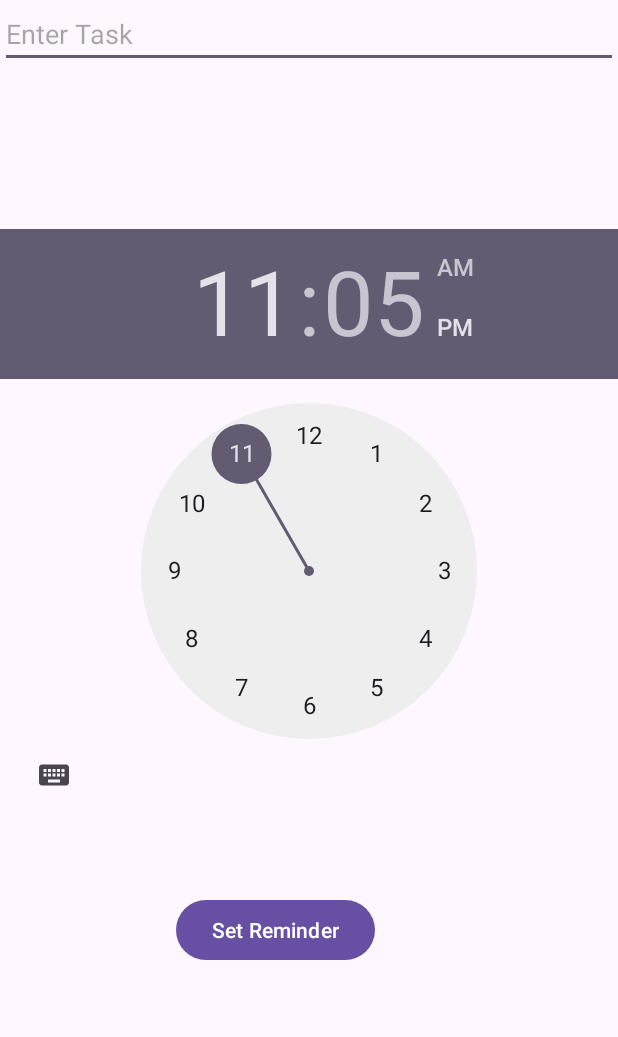
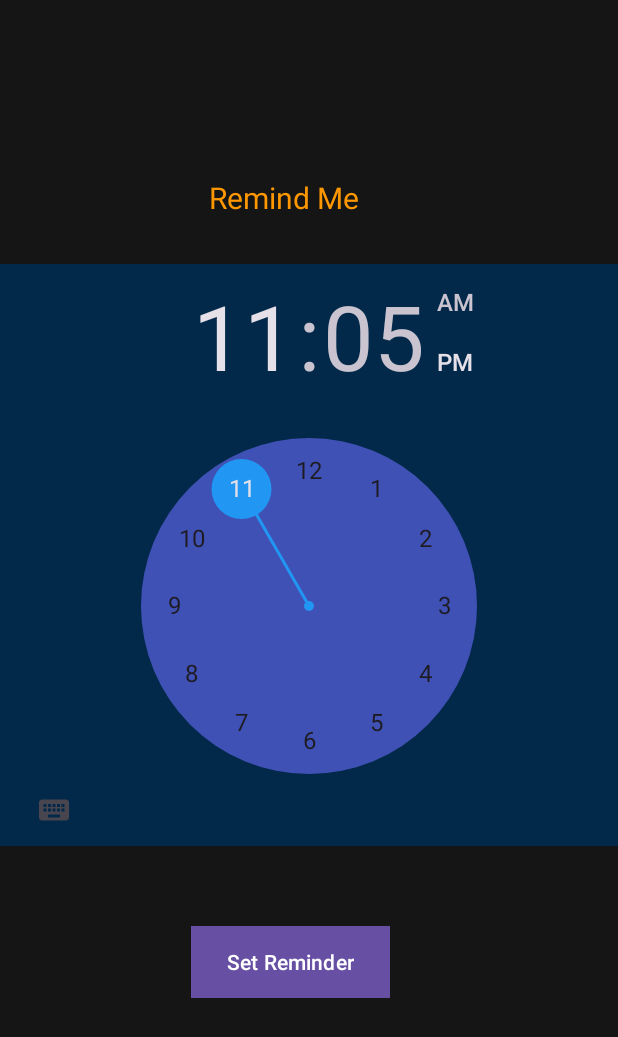
Before and after one commit to chesh-ire/Remind-Me, an Android app: the screen it shows after launch (MainActivity), on a phone screen of 412 x 824 dp. Shown: the top 1037 px of the screen. Run offline under Robolectric (Android 15) with nearby library versions, the phone set to English and light mode, and no system bars.

Commit message:
interfaces updated

```diff
--- a/app/build.gradle.kts
+++ b/app/build.gradle.kts
@@ -41,6 +41,7 @@ dependencies {
     implementation("androidx.appcompat:appcompat:1.6.1")
     implementation("com.google.android.material:material:1.10.0")
     implementation("androidx.constraintlayout:constraintlayout:2.1.4")
+    implementation("androidx.recyclerview:recyclerview:1.3.2")
     testImplementation("junit:junit:4.13.2")
     androidTestImplementation("androidx.test.ext:junit:1.1.5")
     androidTestImplementation("androidx.test.espresso:espresso-core:3.5.1")
--- a/app/src/main/java/com/example/reminder/MainActivity.kt
+++ b/app/src/main/java/com/example/reminder/MainActivity.kt
@@ -13,6 +13,8 @@ import androidx.appcompat.app.AppCompatActivity
 import java.util.*
 
 class MainActivity : AppCompatActivity() {
+
+
 
     override fun onCreate(savedInstanceState: Bundle?) {
         super.onCreate(savedInstanceState)
--- a/app/src/main/res/layout/activity_main.xml
+++ b/app/src/main/res/layout/activity_main.xml
@@ -9,20 +9,31 @@
     <RelativeLayout
         android:layout_width="match_parent"
         android:layout_height="match_parent"
-        tools:context=".MainActivity">
+        android:background="#151515"
+        tools:context=".MainActivity"
+        tools:layout_editor_absoluteX="0dp"
+        tools:layout_editor_absoluteY="199dp">
 
         <EditText
             android:id="@+id/editTextTask"
             android:layout_width="match_parent"
-            android:layout_height="wrap_content"
+            android:layout_height="45dp"
+            android:layout_alignParentBottom="true"
+            android:layout_marginBottom="579dp"
+            android:background="#1A67A5"
             android:hint="Enter Task" />
 
         <TimePicker
             android:id="@+id/timePicker"
             android:layout_width="wrap_content"
             android:layout_height="wrap_content"
-            android:layout_below="@id/editTextTask"
-            android:layout_marginTop="107dp" />
+            android:layout_alignParentTop="true"
+            android:layout_marginTop="176dp"
+            android:amPmTextColor="#03A9F4"
+            android:background="#022949"
+            android:headerBackground="#022949"
+            android:numbersBackgroundColor="#3F51B5"
+            android:numbersSelectorColor="#2196F3" />
 
         <Button
             android:id="@+id/buttonSetReminder"
@@ -30,9 +41,29 @@
             android:layout_height="wrap_content"
             android:layout_below="@id/timePicker"
             android:layout_alignParentEnd="true"
-            android:layout_marginTop="55dp"
-            android:layout_marginEnd="162dp"
-            android:text="Set Reminder" />
+            android:layout_marginTop="53dp"
+            android:layout_marginEnd="152dp"
+
+            android:background="#FFC107"
+            android:text="Set Reminder"
+            android:textColorHighlight="#FFC107"
+            android:textColorLink="#FF9800"
+            app:strokeColor="#FFC107" />
+
+        <TextView
+            android:id="@+id/textView"
+            android:layout_width="103dp"
+            android:layout_height="42dp"
+            android:layout_alignParentEnd="true"
+            android:layout_alignParentBottom="true"
+            android:layout_marginEnd="169dp"
+            android:layout_marginBottom="664dp"
+            android:text="Remind Me "
+            android:textColor="#FF9800"
+            android:textColorLink="#E6B112"
+            android:textSize="20sp" />
+
+
     </RelativeLayout>
 
 
```
Also changed, not shown: 2 other files.
